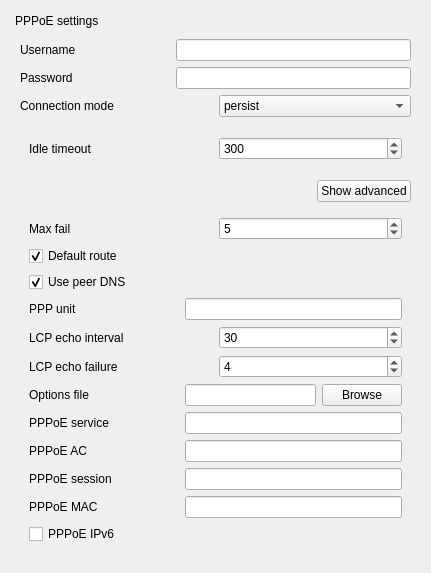
Above: sources/gui/src/pppoewidget.ui from arcan1s/netctl-gui before the change. Below: the same form after it.
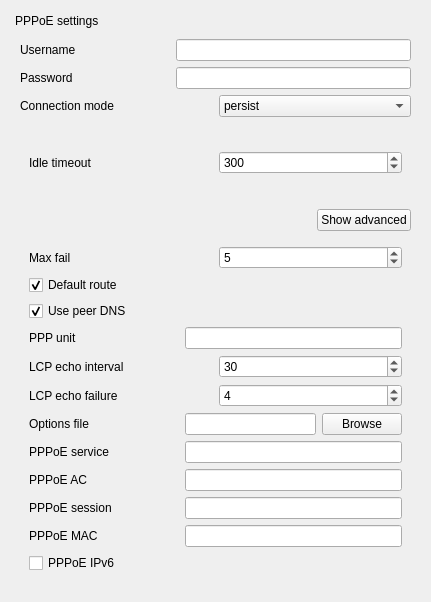
That is the form after the change.

```diff
--- a/sources/gui/src/pppoewidget.ui
+++ b/sources/gui/src/pppoewidget.ui
@@ -7,7 +7,7 @@
     <x>0</x>
     <y>0</y>
     <width>431</width>
-    <height>573</height>
+    <height>602</height>
    </rect>
   </property>
   <property name="windowTitle">
@@ -161,6 +161,9 @@
            <property name="text">
             <string>Show advanced</string>
            </property>
+           <property name="checkable">
+            <bool>true</bool>
+           </property>
           </widget>
          </item>
         </layout>
```
